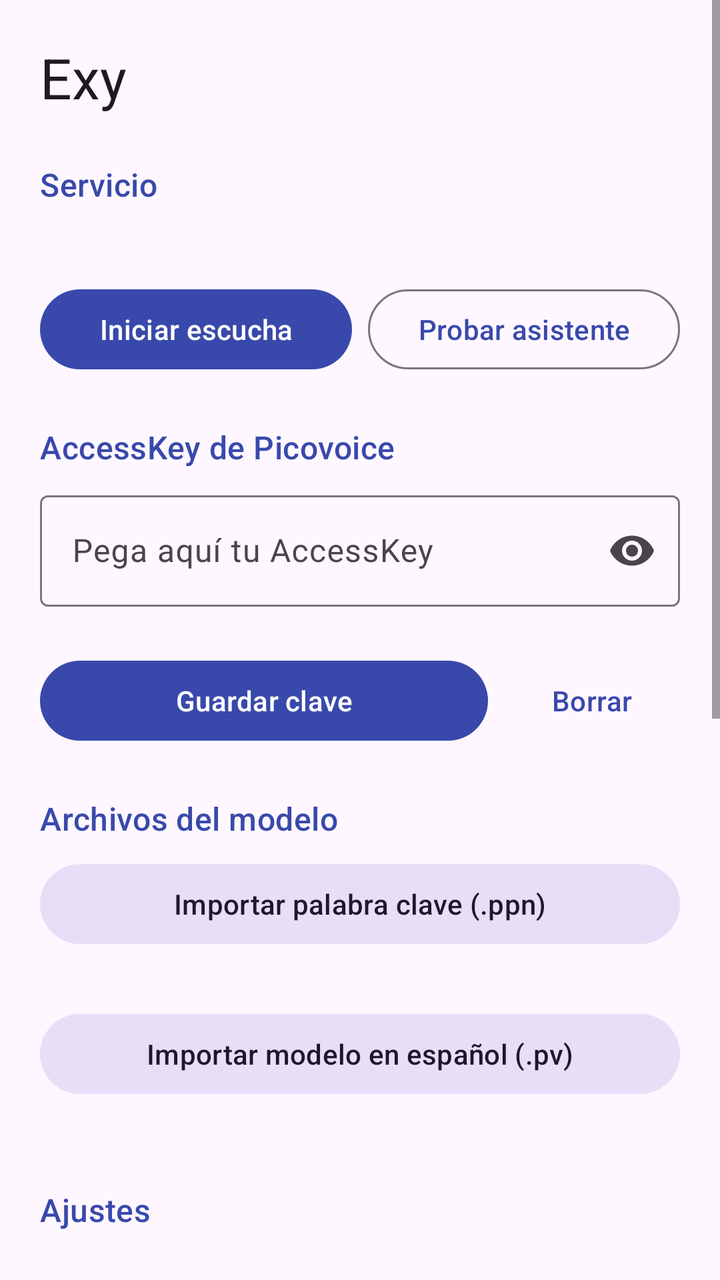
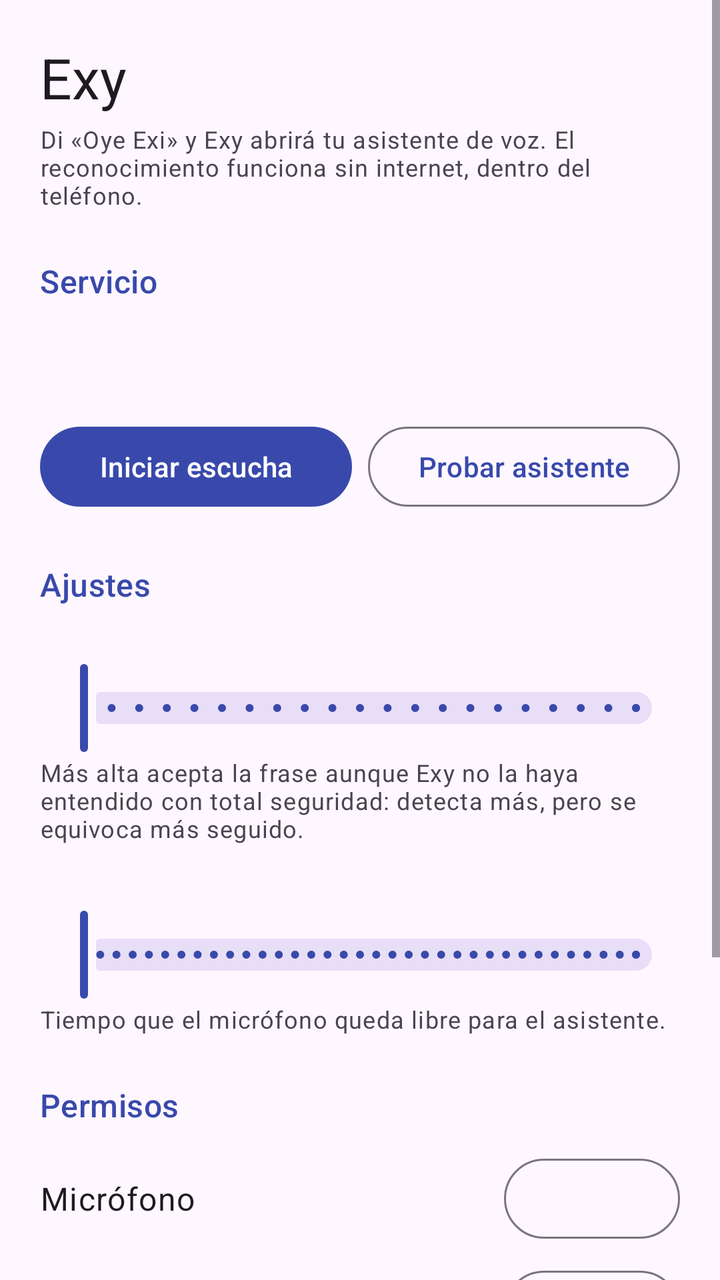

Screens rendered from an Android XML layout before and after an edit, with the pre-edit source and the edit as a unified diff.
<!-- AndroidManifest.xml: application theme Theme.Exy -->
<!-- res/layout/activity_main.xml -->
<?xml version="1.0" encoding="utf-8"?>
<ScrollView xmlns:android="http://schemas.android.com/apk/res/android"
    xmlns:app="http://schemas.android.com/apk/res-auto"
    android:id="@+id/scroll"
    android:layout_width="match_parent"
    android:layout_height="match_parent"
    android:fitsSystemWindows="true">

    <LinearLayout
        android:layout_width="match_parent"
        android:layout_height="wrap_content"
        android:orientation="vertical"
        android:padding="20dp">

        <TextView
            android:layout_width="wrap_content"
            android:layout_height="wrap_content"
            android:text="@string/app_name"
            android:textAppearance="?attr/textAppearanceHeadlineMedium" />

        
        <TextView
            style="@style/Exy.Section"
            android:text="@string/section_service" />

        <TextView
            android:id="@+id/txtStatus"
            android:layout_width="match_parent"
            android:layout_height="wrap_content"
            android:textAppearance="?attr/textAppearanceBodyLarge" />

        <LinearLayout
            android:layout_width="match_parent"
            android:layout_height="wrap_content"
            android:layout_marginTop="8dp"
            android:orientation="horizontal">

            <com.google.android.material.button.MaterialButton
                android:id="@+id/btnStartStop"
                android:layout_width="0dp"
                android:layout_height="wrap_content"
                android:layout_weight="1"
                android:text="@string/btn_start" />

            <com.google.android.material.button.MaterialButton
                android:id="@+id/btnTestAssistant"
                style="@style/Widget.Material3.Button.OutlinedButton"
                android:layout_width="0dp"
                android:layout_height="wrap_content"
                android:layout_marginStart="8dp"
                android:layout_weight="1"
                android:text="@string/btn_test_assistant" />
        </LinearLayout>

        
        <TextView
            style="@style/Exy.Section"
            android:text="@string/section_access_key" />

        <com.google.android.material.textfield.TextInputLayout
            android:layout_width="match_parent"
            android:layout_height="wrap_content"
            android:hint="@string/hint_access_key"
            app:endIconMode="password_toggle">

            <com.google.android.material.textfield.TextInputEditText
                android:id="@+id/editAccessKey"
                android:layout_width="match_parent"
                android:layout_height="wrap_content"
                android:importantForAutofill="no"
                android:inputType="textPassword|textNoSuggestions" />
        </com.google.android.material.textfield.TextInputLayout>

        <TextView
            android:id="@+id/txtKeyStatus"
            android:layout_width="match_parent"
            android:layout_height="wrap_content"
            android:layout_marginTop="4dp" />

        <LinearLayout
            android:layout_width="match_parent"
            android:layout_height="wrap_content"
            android:orientation="horizontal">

            <com.google.android.material.button.MaterialButton
                android:id="@+id/btnSaveKey"
                android:layout_width="0dp"
                android:layout_height="wrap_content"
                android:layout_weight="1"
                android:text="@string/btn_save_key" />

            <com.google.android.material.button.MaterialButton
                android:id="@+id/btnDeleteKey"
                style="@style/Widget.Material3.Button.TextButton"
                android:layout_width="wrap_content"
                android:layout_height="wrap_content"
                android:layout_marginStart="8dp"
                android:text="@string/btn_delete_key" />
        </LinearLayout>

        
        <TextView
            style="@style/Exy.Section"
            android:text="@string/section_files" />

        <com.google.android.material.button.MaterialButton
            android:id="@+id/btnImportPpn"
            style="@style/Widget.Material3.Button.TonalButton"
            android:layout_width="match_parent"
            android:layout_height="wrap_content"
            android:text="@string/btn_import_ppn" />

        <TextView
            android:id="@+id/txtPpn"
            android:layout_width="match_parent"
            android:layout_height="wrap_content"
            android:layout_marginBottom="8dp" />

        <com.google.android.material.button.MaterialButton
            android:id="@+id/btnImportPv"
            style="@style/Widget.Material3.Button.TonalButton"
            android:layout_width="match_parent"
            android:layout_height="wrap_content"
            android:text="@string/btn_import_pv" />

        <TextView
            android:id="@+id/txtPv"
            android:layout_width="match_parent"
            android:layout_height="wrap_content" />

        
        <TextView
            style="@style/Exy.Section"
            android:text="@string/section_tuning" />

        <TextView
            android:id="@+id/txtSensitivity"
            android:layout_width="match_parent"
            android:layout_height="wrap_content" />

        <com.google.android.material.slider.Slider
            android:id="@+id/sliderSensitivity"
            android:layout_width="match_parent"
            android:layout_height="wrap_content"
            android:stepSize="0.05"
            android:valueFrom="0.0"
            android:valueTo="1.0" />

        <TextView
            style="@style/Exy.Help"
            android:text="@string/help_sensitivity" />

        <TextView
            android:id="@+id/txtResumeDelay"
            android:layout_width="match_parent"
            android:layout_height="wrap_content"
            android:layout_marginTop="12dp" />

        <com.google.android.material.slider.Slider
            android:id="@+id/sliderResumeDelay"
            android:layout_width="match_parent"
            android:layout_height="wrap_content"
            android:stepSize="5"
            android:valueFrom="10"
            android:valueTo="300" />

        <TextView
            style="@style/Exy.Help"
            android:text="@string/help_resume_delay" />

        
        <TextView
            style="@style/Exy.Section"
            android:text="@string/section_permissions" />

        <LinearLayout
            android:id="@+id/rowMic"
            style="@style/Exy.PermRow">

            <TextView
                style="@style/Exy.PermLabel"
                android:text="@string/perm_mic" />

            <com.google.android.material.button.MaterialButton
                android:id="@+id/btnPermMic"
                style="@style/Exy.PermButton" />
        </LinearLayout>

        <LinearLayout style="@style/Exy.PermRow">

            <TextView
                style="@style/Exy.PermLabel"
                android:text="@string/perm_notifications" />

            <com.google.android.material.button.MaterialButton
                android:id="@+id/btnPermNotif"
                style="@style/Exy.PermButton" />
        </LinearLayout>

        <LinearLayout style="@style/Exy.PermRow">

            <TextView
                style="@style/Exy.PermLabel"
                android:text="@string/perm_overlay" />

            <com.google.android.material.button.MaterialButton
                android:id="@+id/btnPermOverlay"
                style="@style/Exy.PermButton" />
        </LinearLayout>

        <LinearLayout style="@style/Exy.PermRow">

            <TextView
                style="@style/Exy.PermLabel"
                android:text="@string/perm_battery" />

            <com.google.android.material.button.MaterialButton
                android:id="@+id/btnPermBattery"
                style="@style/Exy.PermButton" />
        </LinearLayout>

        <TextView
            android:id="@+id/txtVersion"
            style="@style/Exy.Help"
            android:layout_marginTop="24dp" />
    </LinearLayout>
</ScrollView>
<!-- resources referenced by this layout -->
<resources>
  <string name="app_name">Exy</string>
  <string name="btn_delete_key">Borrar</string>
  <string name="btn_import_ppn">Importar palabra clave (.ppn)</string>
  <string name="btn_import_pv">Importar modelo en español (.pv)</string>
  <string name="btn_save_key">Guardar clave</string>
  <string name="btn_start">Iniciar escucha</string>
  <string name="btn_test_assistant">Probar asistente</string>
  <string name="help_resume_delay">Tiempo que el micrófono queda libre para el asistente.</string>
  <string name="help_sensitivity">Más alta detecta mejor pero se equivoca más seguido.</string>
  <string name="hint_access_key">Pega aquí tu AccessKey</string>
  <string name="perm_battery">Sin optimización de batería</string>
  <string name="perm_mic">Micrófono</string>
  <string name="perm_notifications">Notificaciones</string>
  <string name="perm_overlay">Mostrar sobre otras apps</string>
  <string name="section_access_key">AccessKey de Picovoice</string>
  <string name="section_files">Archivos del modelo</string>
  <string name="section_permissions">Permisos</string>
  <string name="section_service">Servicio</string>
  <string name="section_tuning">Ajustes</string>
  <style name="Exy.Help">
          <item name="android:layout_width">match_parent</item>
          <item name="android:layout_height">wrap_content</item>
          <item name="android:textAppearance">?attr/textAppearanceBodySmall</item>
      </style>
  <style name="Exy.PermButton" parent="Widget.Material3.Button.OutlinedButton">
          <item name="android:layout_width">wrap_content</item>
          <item name="android:layout_height">wrap_content</item>
      </style>
  <style name="Exy.PermLabel">
          <item name="android:layout_width">0dp</item>
          <item name="android:layout_height">wrap_content</item>
          <item name="android:layout_weight">1</item>
          <item name="android:textAppearance">?attr/textAppearanceBodyLarge</item>
      </style>
  <style name="Exy.PermRow">
          <item name="android:layout_width">match_parent</item>
          <item name="android:layout_height">wrap_content</item>
          <item name="android:orientation">horizontal</item>
          <item name="android:gravity">center_vertical</item>
          <item name="android:minHeight">56dp</item>
      </style>
  <style name="Exy.Section">
          <item name="android:layout_width">match_parent</item>
          <item name="android:layout_height">wrap_content</item>
          <item name="android:layout_marginTop">24dp</item>
          <item name="android:layout_marginBottom">8dp</item>
          <item name="android:textAppearance">?attr/textAppearanceTitleMedium</item>
          <item name="android:textColor">?attr/colorPrimary</item>
      </style>
  <style name="Theme.Exy" parent="Theme.Material3.DayNight.NoActionBar">
          <item name="colorPrimary">@color/exy_primary</item>
          <item name="colorOnPrimary">@color/exy_on_primary</item>
      </style>
  <color name="exy_primary">#3949AB</color>
  <color name="exy_on_primary">#FFFFFF</color>
</resources>

<!-- the commit's change to res/layout/activity_main.xml (unified diff, before → after) -->
@@ -18,6 +18,11 @@
             android:text="@string/app_name"
             android:textAppearance="?attr/textAppearanceHeadlineMedium" />
 
+        <TextView
+            style="@style/Exy.Help"
+            android:layout_marginTop="4dp"
+            android:text="@string/intro" />
+
         
         <TextView
             style="@style/Exy.Section"
@@ -28,6 +33,11 @@
             android:layout_width="match_parent"
             android:layout_height="wrap_content"
             android:textAppearance="?attr/textAppearanceBodyLarge" />
+
+        <TextView
+            android:id="@+id/txtLastHeard"
+            style="@style/Exy.Help"
+            android:layout_marginTop="4dp" />
 
         <LinearLayout
             android:layout_width="match_parent"
@@ -51,82 +61,6 @@
                 android:layout_weight="1"
                 android:text="@string/btn_test_assistant" />
         </LinearLayout>
-
-        
-        <TextView
-            style="@style/Exy.Section"
-            android:text="@string/section_access_key" />
-
-        <com.google.android.material.textfield.TextInputLayout
-            android:layout_width="match_parent"
-            android:layout_height="wrap_content"
-            android:hint="@string/hint_access_key"
-            app:endIconMode="password_toggle">
-
-            <com.google.android.material.textfield.TextInputEditText
-                android:id="@+id/editAccessKey"
-                android:layout_width="match_parent"
-                android:layout_height="wrap_content"
-                android:importantForAutofill="no"
-                android:inputType="textPassword|textNoSuggestions" />
-        </com.google.android.material.textfield.TextInputLayout>
-
-        <TextView
-            android:id="@+id/txtKeyStatus"
-            android:layout_width="match_parent"
-            android:layout_height="wrap_content"
-            android:layout_marginTop="4dp" />
-
-        <LinearLayout
-            android:layout_width="match_parent"
-            android:layout_height="wrap_content"
-            android:orientation="horizontal">
-
-            <com.google.android.material.button.MaterialButton
-                android:id="@+id/btnSaveKey"
-                android:layout_width="0dp"
-                android:layout_height="wrap_content"
-                android:layout_weight="1"
-                android:text="@string/btn_save_key" />
-
-            <com.google.android.material.button.MaterialButton
-                android:id="@+id/btnDeleteKey"
-                style="@style/Widget.Material3.Button.TextButton"
-                android:layout_width="wrap_content"
-                android:layout_height="wrap_content"
-                android:layout_marginStart="8dp"
-                android:text="@string/btn_delete_key" />
-        </LinearLayout>
-
-        
-        <TextView
-            style="@style/Exy.Section"
-            android:text="@string/section_files" />
-
-        <com.google.android.material.button.MaterialButton
-            android:id="@+id/btnImportPpn"
-            style="@style/Widget.Material3.Button.TonalButton"
-            android:layout_width="match_parent"
-            android:layout_height="wrap_content"
-            android:text="@string/btn_import_ppn" />
-
-        <TextView
-            android:id="@+id/txtPpn"
-            android:layout_width="match_parent"
-            android:layout_height="wrap_content"
-            android:layout_marginBottom="8dp" />
-
-        <com.google.android.material.button.MaterialButton
-            android:id="@+id/btnImportPv"
-            style="@style/Widget.Material3.Button.TonalButton"
-            android:layout_width="match_parent"
-            android:layout_height="wrap_content"
-            android:text="@string/btn_import_pv" />
-
-        <TextView
-            android:id="@+id/txtPv"
-            android:layout_width="match_parent"
-            android:layout_height="wrap_content" />
 
         
         <TextView
@@ -173,9 +107,7 @@
             style="@style/Exy.Section"
             android:text="@string/section_permissions" />
 
-        <LinearLayout
-            android:id="@+id/rowMic"
-            style="@style/Exy.PermRow">
+        <LinearLayout style="@style/Exy.PermRow">
 
             <TextView
                 style="@style/Exy.PermLabel"
<!-- resource entries referenced after the edit -->
@@ -1,21 +1,15 @@
 <!-- resources referenced by this layout -->
 <resources>
   <string name="app_name">Exy</string>
-  <string name="btn_delete_key">Borrar</string>
-  <string name="btn_import_ppn">Importar palabra clave (.ppn)</string>
-  <string name="btn_import_pv">Importar modelo en español (.pv)</string>
-  <string name="btn_save_key">Guardar clave</string>
   <string name="btn_start">Iniciar escucha</string>
   <string name="btn_test_assistant">Probar asistente</string>
   <string name="help_resume_delay">Tiempo que el micrófono queda libre para el asistente.</string>
-  <string name="help_sensitivity">Más alta detecta mejor pero se equivoca más seguido.</string>
-  <string name="hint_access_key">Pega aquí tu AccessKey</string>
+  <string name="help_sensitivity">Más alta acepta la frase aunque Exy no la haya entendido con total seguridad: detecta más, pero se equivoca más seguido.</string>
+  <string name="intro">Di «Oye Exi» y Exy abrirá tu asistente de voz. El reconocimiento funciona sin internet, dentro del teléfono.</string>
   <string name="perm_battery">Sin optimización de batería</string>
   <string name="perm_mic">Micrófono</string>
   <string name="perm_notifications">Notificaciones</string>
   <string name="perm_overlay">Mostrar sobre otras apps</string>
-  <string name="section_access_key">AccessKey de Picovoice</string>
-  <string name="section_files">Archivos del modelo</string>
   <string name="section_permissions">Permisos</string>
   <string name="section_service">Servicio</string>
   <string name="section_tuning">Ajustes</string>
